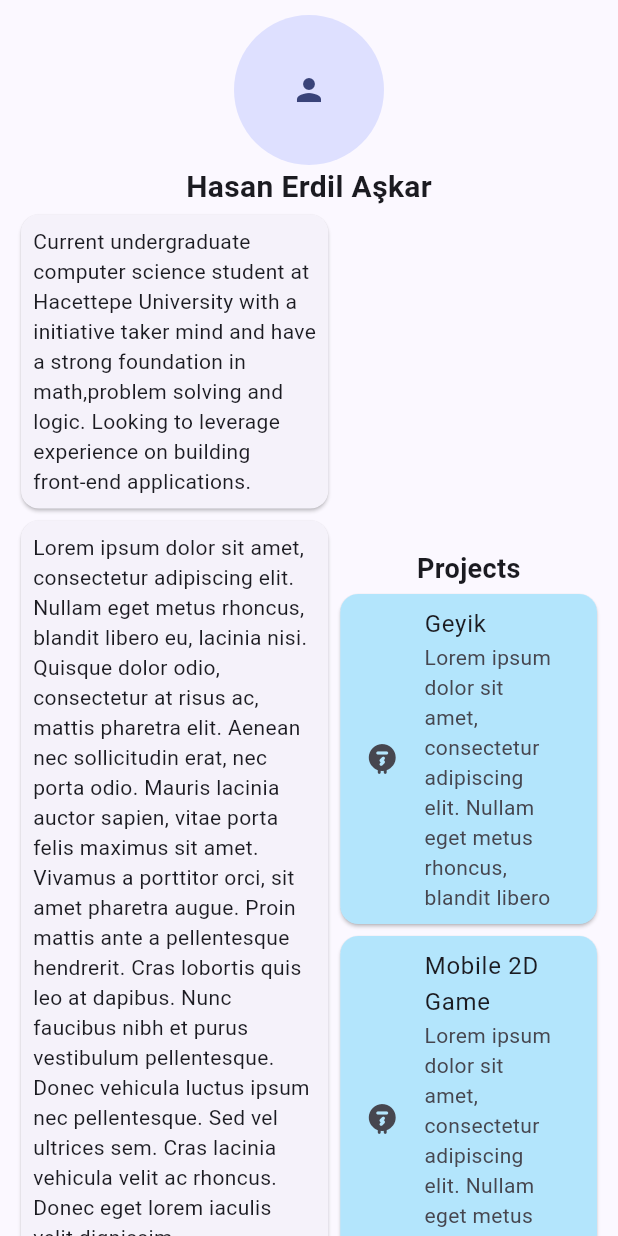
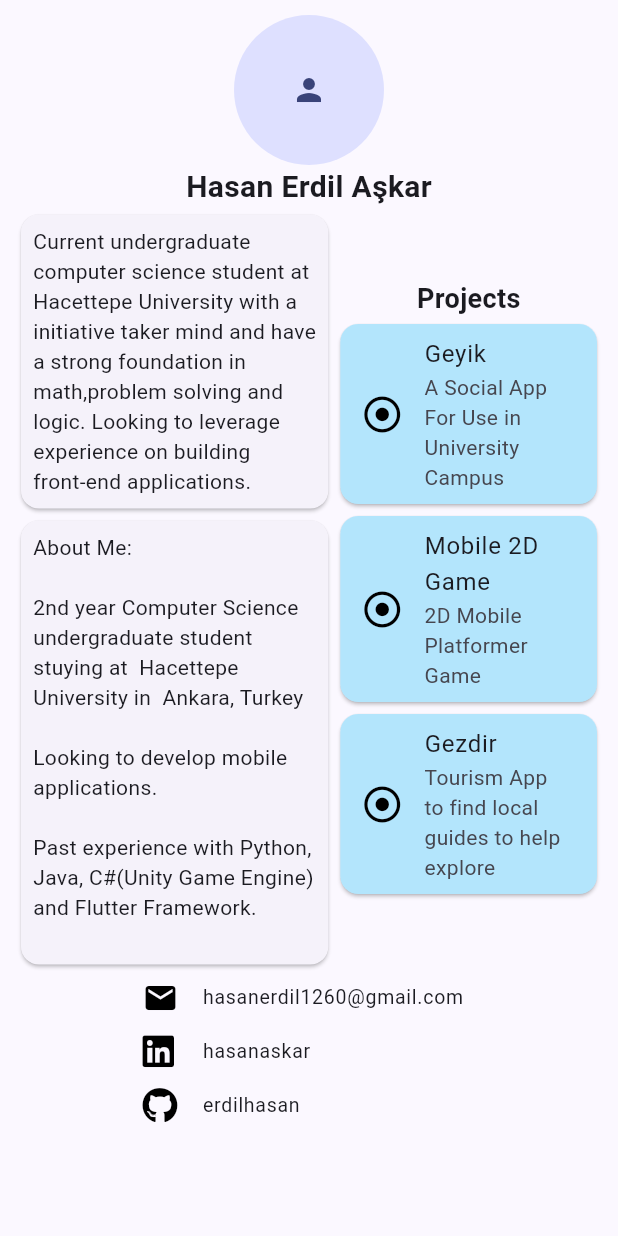
Before and after one commit to erdilhasan/portfolio_flutter_web, a Flutter app: the DesktopLayout widget shown alone on an empty page, opened directly, on a phone screen of 412 x 824 dp. Run offline on Flutter 3.47's test engine with Material 2 defaults, Android fonts, the light colour scheme and no system bars; our stand-ins replace font_awesome_flutter.

Commit message:
Contact Details + Content Added

```diff
--- /dev/null
+++ b/lib/contact.dart
@@ -0,0 +1,31 @@
+import 'package:flutter/material.dart';
+import 'package:flutter/src/widgets/framework.dart';
+import 'package:flutter/src/widgets/placeholder.dart';
+import 'package:font_awesome_flutter/font_awesome_flutter.dart';
+import 'package:url_launcher/url_launcher.dart';
+
+class ContactTile extends StatelessWidget {
+  const ContactTile(
+      {super.key,
+      required this.title,
+      required this.contactIcon,
+      required this.url});
+  final String title;
+  final String url;
+  final IconData contactIcon;
+
+  @override
+  Widget build(BuildContext context) {
+    return ListTile(
+      visualDensity: VisualDensity(horizontal: 0, vertical: -4),
+      dense: true,
+      leading: FaIcon(contactIcon, color: Colors.black),
+      title: Text(title),
+      onTap: () async {
+        if (!await launchUrl(Uri.parse(url))) {
+          throw Exception('Could not launch $url');
+        }
+      },
+    );
+  }
+}
--- a/lib/data.dart
+++ b/lib/data.dart
@@ -2,13 +2,23 @@ const String intro =
     "Current undergraduate computer science student at Hacettepe University with a initiative taker mind and have a strong foundation in math,problem solving and logic. Looking to leverage experience on building front‑end applications.";
 
 const String dummy = '''
-Lorem ipsum dolor sit amet, consectetur adipiscing elit. Nullam eget metus rhoncus, blandit libero eu, lacinia nisi. Quisque dolor odio, consectetur at risus ac, mattis pharetra elit. Aenean nec sollicitudin erat, nec porta odio. Mauris lacinia auctor sapien, vitae porta felis maximus sit amet. Vivamus a porttitor orci, sit amet pharetra augue. Proin mattis ante a pellentesque hendrerit. Cras lobortis quis leo at dapibus. Nunc faucibus nibh et purus vestibulum pellentesque. Donec vehicula luctus ipsum nec pellentesque. Sed vel ultrices sem. Cras lacinia vehicula velit ac rhoncus. Donec eget lorem iaculis velit dignissim condimentum. Vivamus lobortis augue id quam gravida, sit amet laoreet velit mollis. Morbi ac turpis aliquam, feugiat dui a, varius velit.
+About Me:
 
-Phasellus vitae est et tellus feugiat dictum vitae id enim. Sed interdum sodales tellus, at semper magna. Phasellus quis tristique lorem. Donec lacus massa, efficitur quis est ac, venenatis scelerisque mauris. Etiam lacus lorem, pulvinar quis ex eget, pharetra finibus risus. Mauris non erat suscipit, facilisis sem id, dictum lorem. Maecenas sodales tortor et odio pulvinar congue. Suspendisse potenti. Morbi maximus non dui a placerat.
+2nd year Computer Science undergraduate student stuying at  Hacettepe University in  Ankara, Turkey
+
+Looking to develop mobile applications.
+
+Past experience with Python, Java, C#(Unity Game Engine) and Flutter Framework.
 ''';
 
 Map<String, String> projects = {
-  "Geyik": dummy.substring(0, 99),
-  "Mobile 2D Game": dummy.substring(0, 99),
-  "Gezdir": dummy.substring(0, 99),
+  "Geyik": "A Social App For Use in University Campus",
+  "Mobile 2D Game": "2D Mobile Platformer Game",
+  "Gezdir": "Tourism App to find local guides to help explore",
 };
+
+Map<String, String> contacts = {
+  "E-mail": "hasanerdil1260@gmail.com",
+  "LinkedIn": "hasanaskar",
+  "Github": "erdilhasan",
+};
--- a/lib/desktopLayout.dart
+++ b/lib/desktopLayout.dart
@@ -1,6 +1,8 @@
 import 'package:flutter/material.dart';
 import 'package:flutter/src/widgets/framework.dart';
 import 'package:flutter/src/widgets/placeholder.dart';
+import 'package:font_awesome_flutter/font_awesome_flutter.dart';
+import 'package:portfolio_web/contact.dart';
 import 'package:portfolio_web/project.dart';
 
 import 'about_me.dart';
@@ -64,7 +66,31 @@ class DesktopLayout extends StatelessWidget {
                   ),
                 ],
               ),
-              Text("dsdd")
+              IntrinsicWidth(
+                child: Column(
+                  mainAxisAlignment: MainAxisAlignment.start,
+                  crossAxisAlignment: CrossAxisAlignment.start,
+                  mainAxisSize: MainAxisSize.min,
+                  children: [
+                    ContactTile(
+                      title: contacts["E-mail"]!,
+                      contactIcon: Icons.mail,
+                      url: "mailto:${contacts["E-mail"]!}",
+                    ),
+                    ContactTile(
+                      title: contacts["LinkedIn"]!,
+                      contactIcon: FontAwesomeIcons.linkedin,
+                      url:
+                          "https://www.linkedin.com/in/${contacts["LinkedIn"]!}/",
+                    ),
+                    ContactTile(
+                      title: contacts["Github"]!,
+                      contactIcon: FontAwesomeIcons.github,
+                      url: "https://github.com/${contacts["Github"]!}",
+                    )
+                  ],
+                ),
+              )
             ],
           ),
         ),
--- a/lib/homepage_screen.dart
+++ b/lib/homepage_screen.dart
@@ -27,7 +27,6 @@ class HomePage extends StatelessWidget {
           } else {
             return DesktopLayout();
           }
-          ;
         },
       ),
     );
--- a/lib/mobileLayout.dart
+++ b/lib/mobileLayout.dart
@@ -1,9 +1,11 @@
 import 'package:flutter/material.dart';
 import 'package:flutter/src/widgets/framework.dart';
 import 'package:flutter/src/widgets/placeholder.dart';
+import 'package:font_awesome_flutter/font_awesome_flutter.dart';
 import 'package:portfolio_web/project.dart';
 
 import 'about_me.dart';
+import 'contact.dart';
 import 'data.dart';
 
 class MobileLayout extends StatelessWidget {
@@ -29,6 +31,28 @@ class MobileLayout extends StatelessWidget {
                   return Project(title: key, subText: projects[key]!);
                 },
               ),
+              IntrinsicWidth(
+                child: Column(
+                  mainAxisSize: MainAxisSize.min,
+                  children: [
+                    ContactTile(
+                      title: "hasanerdil1260@gmail.com",
+                      contactIcon: Icons.mail,
+                      url: "mailto:hasanerdil1260@gmail.com",
+                    ),
+                    ContactTile(
+                      title: "hasanaskar",
+                      contactIcon: FontAwesomeIcons.linkedin,
+                      url: "https://www.linkedin.com/in/hasanaskar/",
+                    ),
+                    ContactTile(
+                      title: "erdilhasan",
+                      contactIcon: FontAwesomeIcons.github,
+                      url: "https://github.com/erdilhasan",
+                    )
+                  ],
+                ),
+              )
             ],
           ),
         ),
--- a/lib/project.dart
+++ b/lib/project.dart
@@ -1,6 +1,7 @@
 import 'package:flutter/material.dart';
 import 'package:flutter/src/widgets/framework.dart';
 import 'package:flutter/src/widgets/placeholder.dart';
+import 'package:font_awesome_flutter/font_awesome_flutter.dart';
 import 'package:portfolio_web/data.dart';
 
 class Project extends StatelessWidget {
@@ -15,7 +16,7 @@ class Project extends StatelessWidget {
       child: ListTile(
         title: Text(title),
         subtitle: Text(subText),
-        leading: Icon(Icons.electric_meter_rounded),
+        leading: FaIcon(FontAwesomeIcons.circleDot, color: Colors.black),
         onTap: () {},
       ),
     );
--- a/pubspec.yaml
+++ b/pubspec.yaml
@@ -35,6 +35,8 @@ dependencies:
   # The following adds the Cupertino Icons font to your application.
   # Use with the CupertinoIcons class for iOS style icons.
   cupertino_icons: ^1.0.2
+  font_awesome_flutter: ^10.3.0
+  url_launcher: ^6.1.9
 
 dev_dependencies:
   flutter_test:
```
Also changed, not shown: pubspec.lock, 5 other files.
